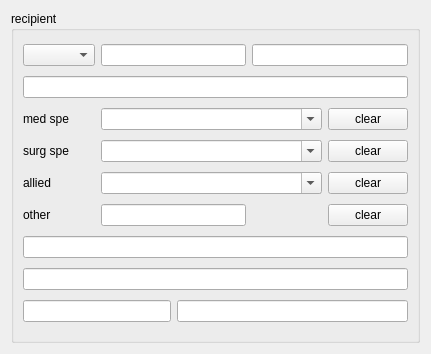
First picture: the form in global_resources/forms/subforms/generic/clinical_letter/ui/xx/clinical_letter.ui, repository FreeHealth/freehealth, before the edit.
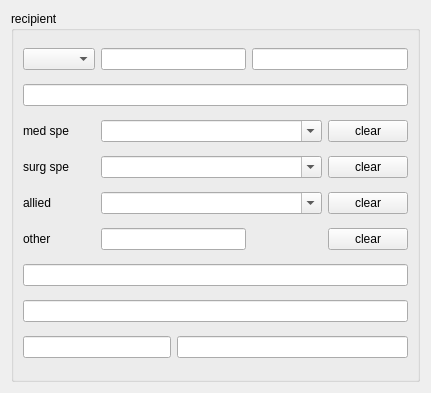
Second picture: the form after the edit.

Diff of the .ui file:
```diff
--- a/global_resources/forms/subforms/generic/clinical_letter/ui/xx/clinical_letter.ui
+++ b/global_resources/forms/subforms/generic/clinical_letter/ui/xx/clinical_letter.ui
@@ -7,7 +7,7 @@
     <x>0</x>
     <y>0</y>
     <width>431</width>
-    <height>354</height>
+    <height>393</height>
    </rect>
   </property>
   <property name="windowTitle">
```
